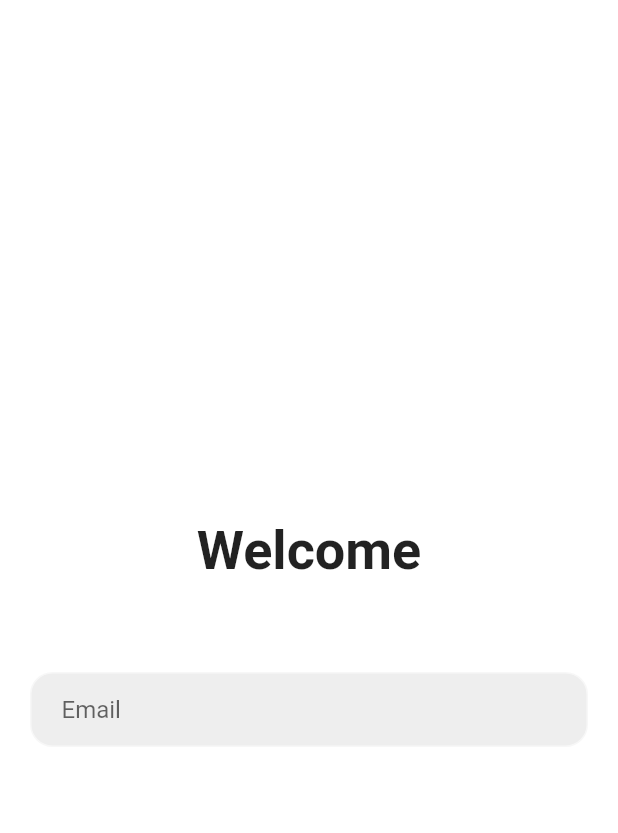
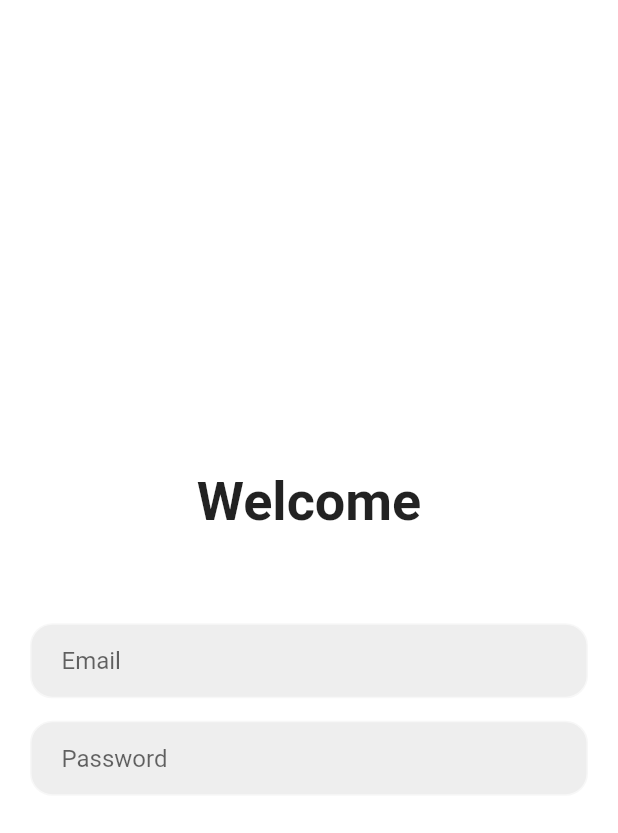
Before and after one commit to MrAnmol08/movielovers, a Flutter app: the login screen opened directly, on a phone screen of 412 x 824 dp. Shown: the top 833 px of the screen. Run offline on Flutter 3.47's test engine with Material 2 defaults, Android fonts, the phone set to English and light mode, and no system bars; our stand-ins replace google_fonts.

Commit message:
adding password box in login page

```diff
--- a/lib/LoginPage.dart
+++ b/lib/LoginPage.dart
@@ -53,6 +53,30 @@ class _loginState extends State<login> {
                   ),
                 ),
               ),
+
+              SizedBox(height: 15),
+              Padding(
+                padding: const EdgeInsets.symmetric(horizontal: 20),
+                child: Container(
+                  decoration: BoxDecoration(
+                   color: (Colors.grey[200]),
+                   border: Border.all(color: Color.fromARGB(255, 247, 247, 247)),
+                   borderRadius: BorderRadius.circular(15),
+                  ) ,
+                  child: Padding(
+                    padding: const EdgeInsets.only(left: 20.0),
+                    child: TextField(
+                      obscureText: true,
+
+                      decoration: InputDecoration(
+                        border: InputBorder.none,
+                        hintText: 'Password',
+                      ),
+                    ),
+                  ),
+                ),
+              ),
+
             ]
           ),
         ),
```
